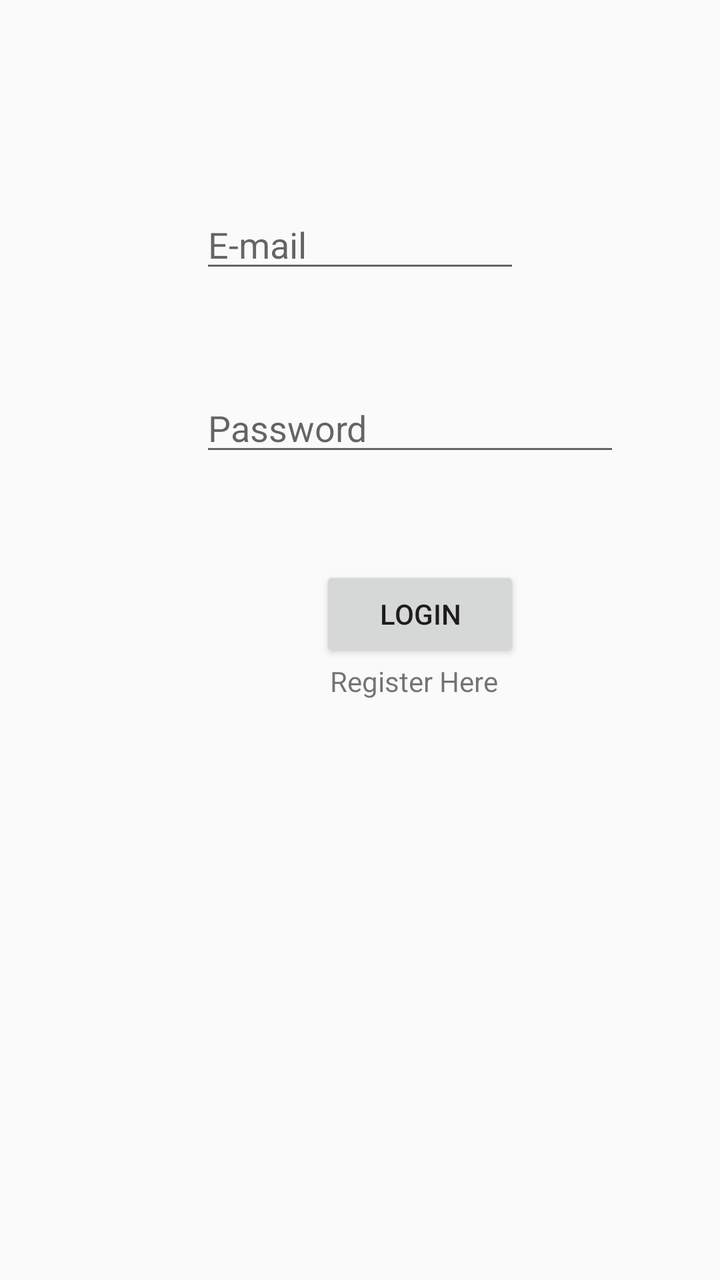
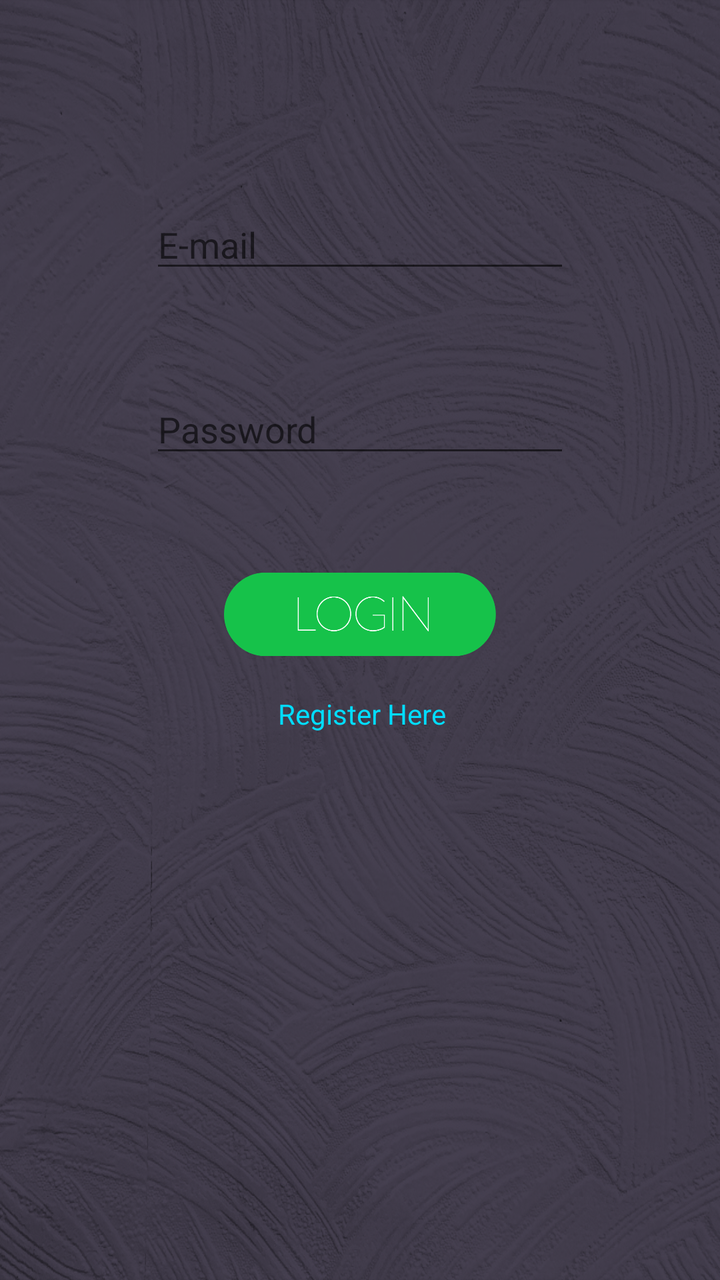

Screens rendered from an Android XML layout before and after an edit, with the pre-edit source and the edit as a unified diff.
<!-- AndroidManifest.xml: application theme AppTheme -->
<!-- res/layout/activity_login.xml -->
<?xml version="1.0" encoding="utf-8"?>
<LinearLayout xmlns:android="http://schemas.android.com/apk/res/android"
    xmlns:tools="http://schemas.android.com/tools"
    android:layout_width="match_parent"
    android:layout_height="match_parent"
    android:orientation="vertical">

    <EditText
        android:id="@+id/editText"
        android:layout_width="wrap_content"
        android:layout_height="wrap_content"
        android:layout_margin="100dp"
        android:layout_marginLeft="100dp"
        android:layout_marginBottom="500dp"
        android:ems="10"
        android:hint="E-mail"
        android:inputType="textEmailAddress" />

    <EditText
        android:id="@+id/editText2"
        android:layout_width="wrap_content"
        android:layout_height="wrap_content"
        android:layout_marginLeft="100dp"
        android:layout_marginTop="-50dp"
        android:baselineAligned="false"
        android:ems="10"
        android:hint="Password"
        android:inputType="textPassword" />

    <Button
        android:id="@+id/button"
        android:layout_width="100dp"
        android:layout_height="wrap_content"
        android:layout_marginLeft="160dp"
        android:layout_marginTop="50dp"
        android:baselineAligned="false"
        android:text="Login" />

    <TextView
        android:id="@+id/textView"
        android:layout_width="wrap_content"
        android:layout_height="wrap_content"
        android:layout_marginLeft="165dp"
        android:text="Register Here"
        android:textColorHighlight="@android:color/holo_blue_light" />

</LinearLayout>
<!-- resources referenced by this layout -->
<resources>
  <style name="AppTheme" parent="Theme.AppCompat.Light.DarkActionBar">
          
          <item name="colorPrimary">@color/colorPrimary</item>
          <item name="colorPrimaryDark">@color/colorPrimaryDark</item>
          <item name="colorAccent">@color/colorAccent</item>
      </style>
  <color name="colorPrimary">#008577</color>
  <color name="colorPrimaryDark">#00574B</color>
  <color name="colorAccent">#D81B60</color>
</resources>

<!-- the commit's change to res/layout/activity_login.xml (unified diff, before → after) -->
@@ -1,47 +1,64 @@
 <?xml version="1.0" encoding="utf-8"?>
-<LinearLayout xmlns:android="http://schemas.android.com/apk/res/android"
+<android.support.constraint.ConstraintLayout xmlns:android="http://schemas.android.com/apk/res/android"
+    xmlns:app="http://schemas.android.com/apk/res-auto"
     xmlns:tools="http://schemas.android.com/tools"
+    android:id="@+id/linearLayout"
+    android:background="@drawable/mainapp3"
     android:layout_width="match_parent"
-    android:layout_height="match_parent"
-    android:orientation="vertical">
+    android:layout_height="match_parent">
 
     <EditText
         android:id="@+id/editText"
         android:layout_width="wrap_content"
         android:layout_height="wrap_content"
-        android:layout_margin="100dp"
-        android:layout_marginLeft="100dp"
-        android:layout_marginBottom="500dp"
+        android:layout_marginTop="100dp"
         android:ems="10"
         android:hint="E-mail"
-        android:inputType="textEmailAddress" />
+        android:inputType="textEmailAddress"
+        android:textColor="@android:color/darker_gray"
+        app:layout_constraintEnd_toEndOf="parent"
+        app:layout_constraintStart_toStartOf="parent"
+        app:layout_constraintTop_toTopOf="parent" />
 
     <EditText
         android:id="@+id/editText2"
         android:layout_width="wrap_content"
         android:layout_height="wrap_content"
-        android:layout_marginLeft="100dp"
-        android:layout_marginTop="-50dp"
+        android:layout_marginTop="51dp"
         android:baselineAligned="false"
         android:ems="10"
         android:hint="Password"
-        android:inputType="textPassword" />
+        android:inputType="textPassword"
+        android:textColor="@android:color/darker_gray"
+        app:layout_constraintStart_toStartOf="@+id/editText"
+        app:layout_constraintTop_toBottomOf="@+id/editText" />
 
-    <Button
-        android:id="@+id/button"
-        android:layout_width="100dp"
-        android:layout_height="wrap_content"
-        android:layout_marginLeft="160dp"
-        android:layout_marginTop="50dp"
-        android:baselineAligned="false"
-        android:text="Login" />
+    <ImageView
+            android:id="@+id/button"
+            android:layout_width="136dp"
+            android:layout_height="47dp"
+            android:layout_marginTop="50dp"
+            app:srcCompat="@drawable/login"
+            app:layout_constraintEnd_toEndOf="parent"
+            app:layout_constraintStart_toStartOf="parent"
+            app:layout_constraintTop_toBottomOf="@+id/editText2"/>
 
     <TextView
         android:id="@+id/textView"
         android:layout_width="wrap_content"
         android:layout_height="wrap_content"
-        android:layout_marginLeft="165dp"
+        android:layout_marginStart="8dp"
+        android:layout_marginTop="16dp"
+        android:layout_marginEnd="8dp"
+        android:layout_marginBottom="8dp"
         android:text="Register Here"
-        android:textColorHighlight="@android:color/holo_blue_light" />
+        android:textColor="@android:color/holo_blue_bright"
+        android:textColorHighlight="@android:color/holo_blue_light"
+        app:layout_constraintBottom_toBottomOf="parent"
+        app:layout_constraintEnd_toEndOf="parent"
+        app:layout_constraintHorizontal_bias="0.504"
+        app:layout_constraintStart_toStartOf="parent"
+        app:layout_constraintTop_toBottomOf="@+id/button"
+        app:layout_constraintVertical_bias="0.002" />
 
-</LinearLayout>
+</android.support.constraint.ConstraintLayout>
<!-- resource entries referenced after the edit -->
@@ -1,12 +1,14 @@
 <!-- resources referenced by this layout -->
 <resources>
-  <style name="AppTheme" parent="Theme.AppCompat.Light.DarkActionBar">
+  <!-- drawable login: png bitmap (drawable, 13597 bytes) -->
+  <!-- drawable mainapp3: png bitmap (drawable, 924654 bytes) -->
+  <style name="AppTheme" parent="Theme.AppCompat.Light.NoActionBar">
           
           <item name="colorPrimary">@color/colorPrimary</item>
           <item name="colorPrimaryDark">@color/colorPrimaryDark</item>
           <item name="colorAccent">@color/colorAccent</item>
       </style>
-  <color name="colorPrimary">#008577</color>
+  <color name="colorPrimary">#0C3B37</color>
   <color name="colorPrimaryDark">#00574B</color>
   <color name="colorAccent">#D81B60</color>
 </resources>
